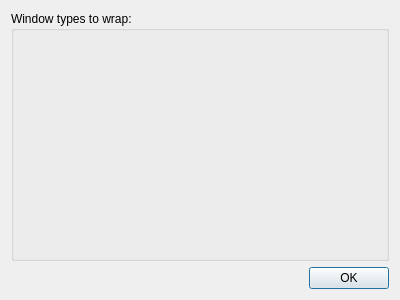
Qt form settingsdialog.ui (kekekeks/skypetab-ng) before a commit.
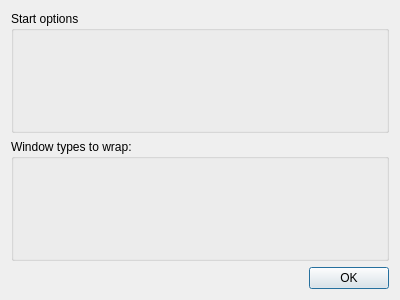
The same form after that commit.

Commit message: Added "start minimized" option.

What changed in the file:
```diff
--- a/settingsdialog.ui
+++ b/settingsdialog.ui
@@ -23,6 +23,19 @@
    <property name="sizeConstraint">
     <enum>QLayout::SetMinimumSize</enum>
    </property>
+   <item>
+    <widget class="QGroupBox" name="startOptions">
+     <property name="sizePolicy">
+      <sizepolicy hsizetype="Preferred" vsizetype="Expanding">
+       <horstretch>0</horstretch>
+       <verstretch>0</verstretch>
+      </sizepolicy>
+     </property>
+     <property name="title">
+      <string>Start options</string>
+     </property>
+    </widget>
+   </item>
    <item>
     <widget class="QGroupBox" name="tabClasses">
      <property name="sizePolicy">
```
The commit also changes 3 other files.
